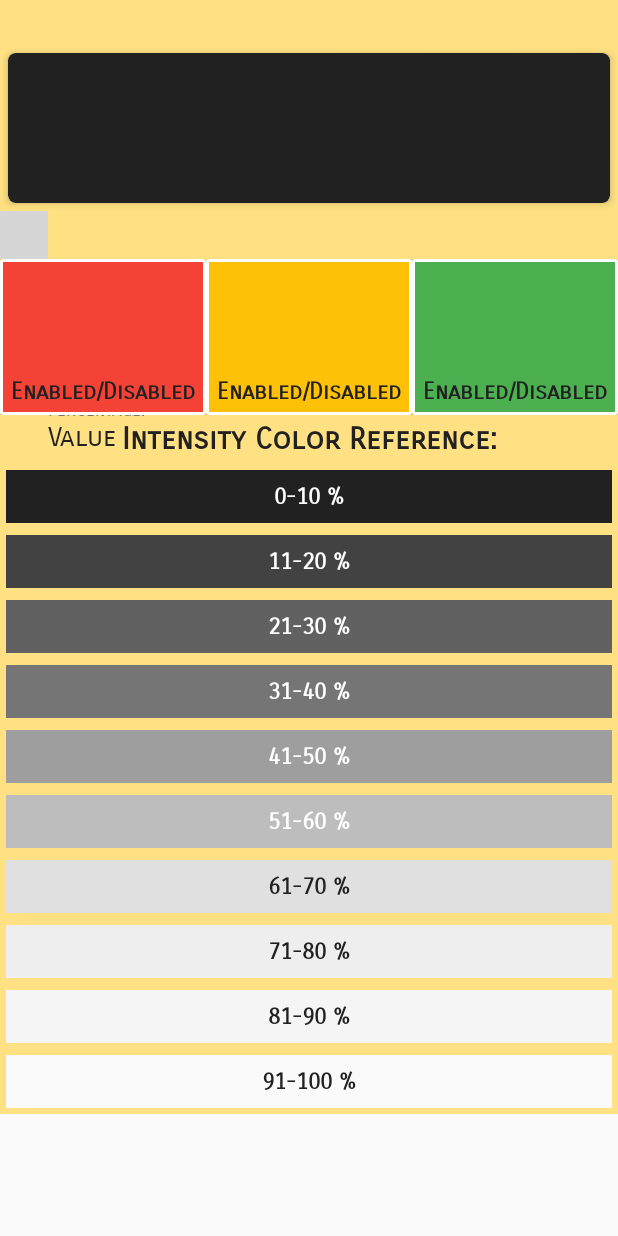
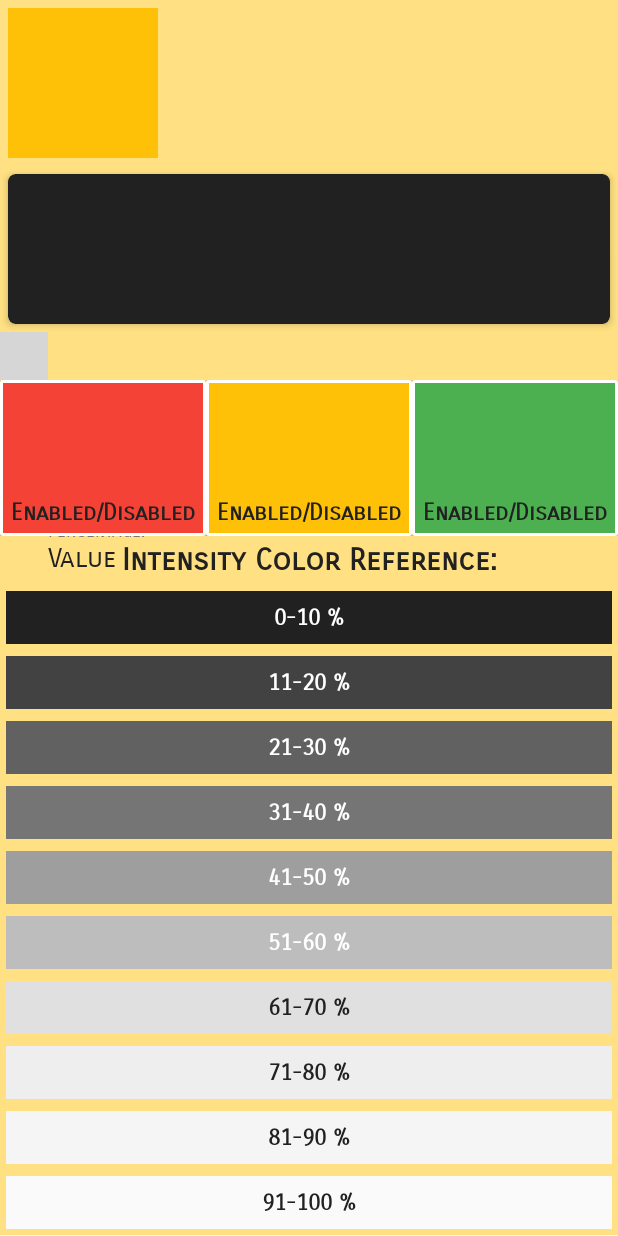
Before and after one commit to robillo/IntensityCheck, an Android app: the MainActivity screen opened directly, with no data from a screen before it, on a phone screen of 412 x 824 dp. Run offline under Robolectric (Android 15) with nearby library versions, the phone set to English and light mode, and no system bars; our stand-ins replace Firebase (no records; nobody signed in at launch, a user with empty details on screens opened directly); libraries missing offline, so code that uses them is left out: com.github.yongjhih.mismeter; plain views replace MisMeter; 2 statements that could not run were skipped; grey boxes are pictures that could not be loaded.

Commit message:
Proper User Personalization B) B) B)

```diff
--- a/app/build.gradle
+++ b/app/build.gradle
@@ -29,6 +29,7 @@ dependencies {
     compile 'com.google.firebase:firebase-auth:10.2.0'
     compile 'com.google.firebase:firebase-core:9.4.0'
     compile 'com.google.android.gms:play-services-auth:10.2.0'
+    compile 'com.github.bumptech.glide:glide:3.7.0'
     testCompile 'junit:junit:4.12'
 }
 
--- a/app/src/main/java/com/appbusters/robinkamboj/intensitycheck/MainActivity.java
+++ b/app/src/main/java/com/appbusters/robinkamboj/intensitycheck/MainActivity.java
@@ -12,8 +12,11 @@ import android.os.Bundle;
 import android.support.v7.view.CollapsibleActionView;
 import android.support.v7.widget.CardView;
 import android.util.Log;
+import android.widget.ImageView;
 import android.widget.TextView;
 
+import com.bumptech.glide.Glide;
+import com.bumptech.glide.load.engine.DiskCacheStrategy;
 import com.github.yongjhih.mismeter.MisMeter;
 import com.google.firebase.auth.FirebaseAuth;
 import com.google.firebase.auth.FirebaseUser;
@@ -26,11 +29,13 @@ public class MainActivity extends AppCompatActivity {
     private Sensor sensor;
     private SensorManager sensorManager;
     private MisMeter percentageMeter;
-    private TextView currentIntensity, maxIntensity, percentageIntensity, status, userName;
+    private TextView currentIntensity, maxIntensity, percentageIntensity, status, userName, userEmail;
+    private ImageView userPhoto;
     private CardView intensityColor;
 
     private float max, perc;
     private int color;
+    private String photoUrl;
 
     //Firebase Instance Variables
     private FirebaseAuth firebaseAuth;
@@ -45,6 +50,8 @@ public class MainActivity extends AppCompatActivity {
         sensor = sensorManager.getDefaultSensor(Sensor.TYPE_LIGHT);
 
         userName = (TextView) findViewById(R.id.user_name);
+        userEmail = (TextView) findViewById(R.id.user_email);
+        userPhoto = (ImageView) findViewById(R.id.user_photo);
 
         firebaseAuth = FirebaseAuth.getInstance();
         firebaseUser = firebaseAuth.getCurrentUser();
@@ -56,6 +63,16 @@ public class MainActivity extends AppCompatActivity {
         }
         else {
             userName.setText(firebaseUser.getDisplayName());
+            userEmail.setText(firebaseUser.getEmail());
+            if(firebaseUser.getPhotoUrl()!=null){
+                photoUrl = firebaseUser.getPhotoUrl().toString();
+                Glide.with(this)
+                        .load(photoUrl)
+                        .fitCenter()
+                        .diskCacheStrategy(DiskCacheStrategy.ALL)
+                        .into(userPhoto);
+                Log.e("PHOTO URL", photoUrl);
+            }
         }
 
         currentIntensity = (TextView) findViewById(R.id.current);
--- a/app/src/main/res/layout/activity_main.xml
+++ b/app/src/main/res/layout/activity_main.xml
@@ -11,6 +11,12 @@
         android:layout_height="wrap_content"
         android:background="@color/colorPrimaryLight">
 
+        <ImageView
+            android:layout_width="100sp"
+            android:layout_height="100sp"
+            android:id="@+id/user_photo"
+            android:layout_margin="5sp"
+            android:background="@color/colorPrimaryDark"/>
 
         <TextView
             android:layout_width="match_parent"
@@ -21,7 +27,21 @@
             android:gravity="center_horizontal"
             android:textColor="@color/colorIntensity1"
             android:id="@+id/user_name"
+            android:layout_toEndOf="@+id/user_photo"
             android:fontFamily="sans-serif-smallcaps"/>
+
+        <TextView
+            android:layout_width="match_parent"
+            android:layout_height="wrap_content"
+            android:textSize="12sp"
+            android:text="User Email"
+            android:paddingTop="5sp"
+            android:gravity="center_horizontal"
+            android:textColor="@color/colorIntensity1"
+            android:id="@+id/user_email"
+            android:layout_below="@+id/user_name"
+            android:layout_toEndOf="@+id/user_photo"
+            android:fontFamily="casual"/>
 
         <android.support.v7.widget.CardView
             android:layout_width="match_parent"
@@ -30,7 +50,7 @@
             android:layout_margin="5sp"
             app:cardElevation="3sp"
             android:id="@+id/color"
-            android:layout_below="@+id/user_name"
+            android:layout_below="@+id/user_photo"
             app:cardBackgroundColor="@color/colorIntensity1">
 
         </android.support.v7.widget.CardView>
```
